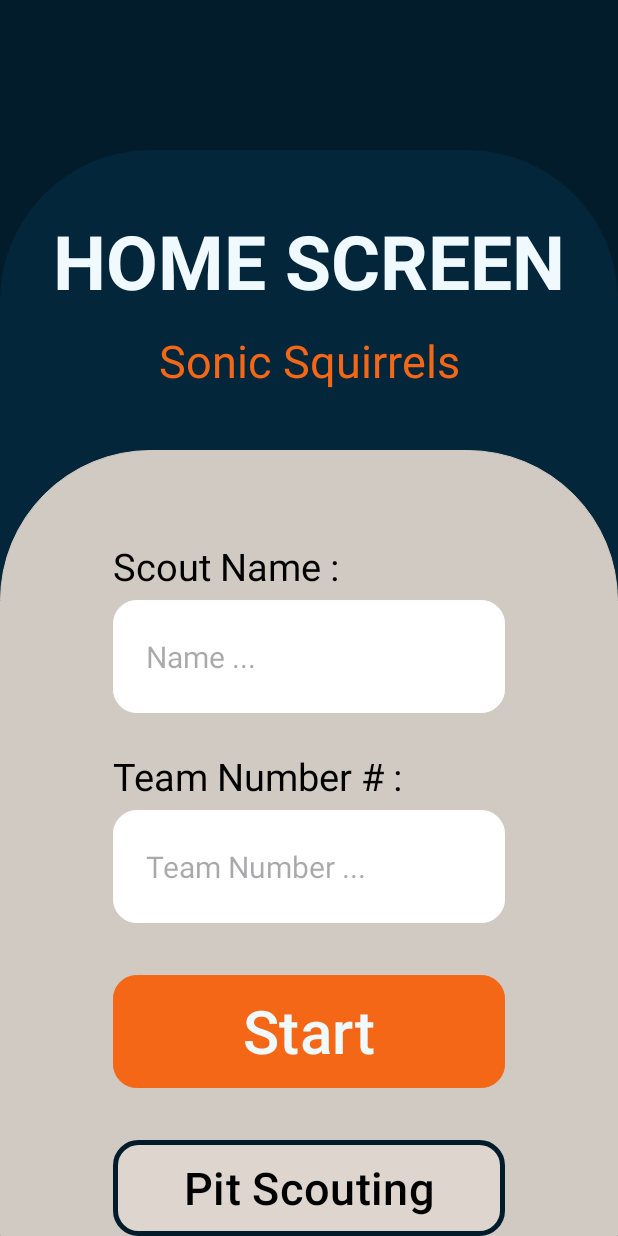
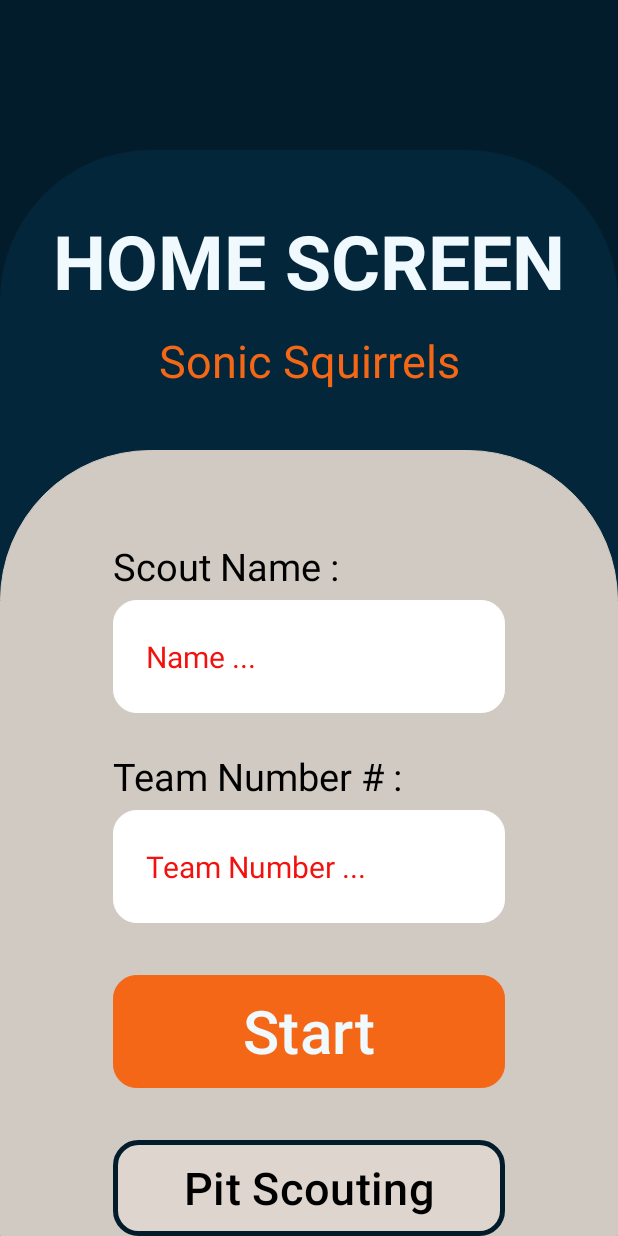
Before and after one commit to diskuv/scoutapps, an Android app: the screen it shows after launch (MainActivity), after a tap on an icon or button, on a phone screen of 412 x 824 dp. Run offline under Robolectric (Android 15) with nearby library versions, the light colour scheme and no system bars.

Commit message:
-Added user feedback for buttons and if missing feild -added error color

```diff
--- a/app/src/main/java/com/example/squirrelscout_scouter/MainActivity.java
+++ b/app/src/main/java/com/example/squirrelscout_scouter/MainActivity.java
@@ -1,9 +1,13 @@
 package com.example.squirrelscout_scouter;
 
 import androidx.appcompat.app.AppCompatActivity;
+import androidx.core.content.ContextCompat;
 
+import android.content.Context;
 import android.content.Intent;
 import android.os.Bundle;
+import android.os.Handler;
+import android.os.Looper;
 import android.util.Log;
 import android.view.View;
 import android.view.animation.AccelerateDecelerateInterpolator;
@@ -61,6 +65,7 @@ public class MainActivity extends AppCompatActivity implements View.OnClickListe
 
     @Override
     public void onClick(View view) {
+        animateButton((Button) view);
         int clickedID = view.getId();
 
         if (clickedID == R.id.START_SCOUTING) {
@@ -87,14 +92,22 @@ public class MainActivity extends AppCompatActivity implements View.OnClickListe
     public void startScoutingLogic(){
         ScoutName = scouterNameI.getText().toString();
         TeamNum = teamNameI.getText().toString();
-        if(ScoutName.equals("") || TeamNum.equals("")){
+        if(ScoutName.isEmpty() || TeamNum.isEmpty()){
            Log.d("d", "name is blank");
            Toast.makeText(MainActivity.this, "Missing field", Toast.LENGTH_SHORT).show();
-        } else {
-            startActivity(new Intent(MainActivity.this, StartScoutingActivity.class));
-            Log.d("d", "scouter name: " + ScoutName);
-            Toast.makeText(MainActivity.this, ScoutName, Toast.LENGTH_SHORT).show();
-            Toast.makeText(MainActivity.this, TeamNum, Toast.LENGTH_SHORT).show();
+           if (ScoutName.isEmpty()){
+               scouterNameI.setHintTextColor(ContextCompat.getColor(this, R.color.error));
+            }
+           if(TeamNum.isEmpty()){
+               teamNameI.setHintTextColor(ContextCompat.getColor(this, R.color.error));
+           }
+        }else {
+            new Handler(Looper.getMainLooper()).postDelayed(() -> {
+                startActivity(new Intent(MainActivity.this, StartScoutingActivity.class));
+                Log.d("d", "scouter name: " + ScoutName);
+                Toast.makeText(MainActivity.this, ScoutName, Toast.LENGTH_SHORT).show();
+                Toast.makeText(MainActivity.this, TeamNum, Toast.LENGTH_SHORT).show();
+            }, 500);
         }
     }
 
@@ -142,4 +155,11 @@ public class MainActivity extends AppCompatActivity implements View.OnClickListe
             }).start();
         }).start();
     }
+
+    //user response button
+    private void animateButton(Button button){
+        button.animate().scaleXBy(0.025f).scaleYBy(0.025f).setDuration(250).setInterpolator(new AccelerateDecelerateInterpolator()).withEndAction(() -> {
+            button.animate().scaleXBy(-0.025f).scaleYBy(-0.025f).setDuration(250);
+        }).start();
+    }
 }
--- a/app/src/main/res/values/colors.xml
+++ b/app/src/main/res/values/colors.xml
@@ -14,4 +14,5 @@
     <color name="orange">#FF5722 </color>
     <color name="thirdButton">#DED6CE</color>
     <color name="secondary">#03263a</color>
+    <color name="error">#F2110C</color>
 </resources>
```
